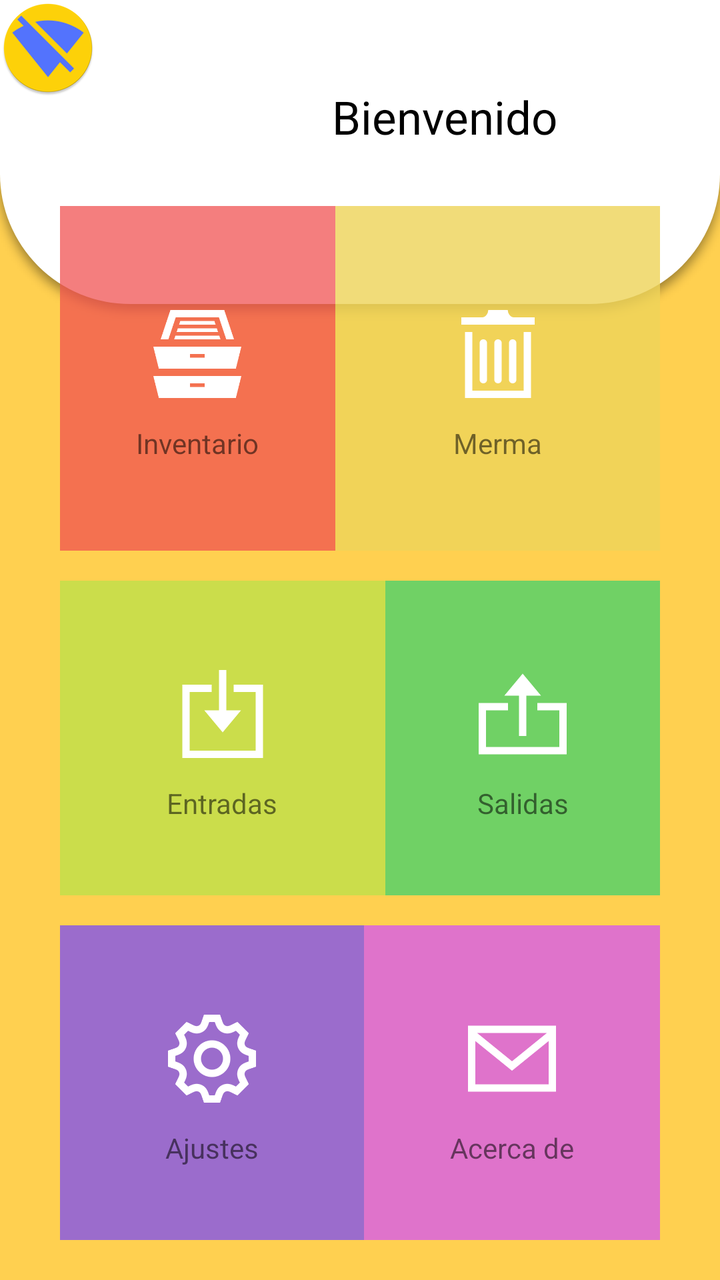
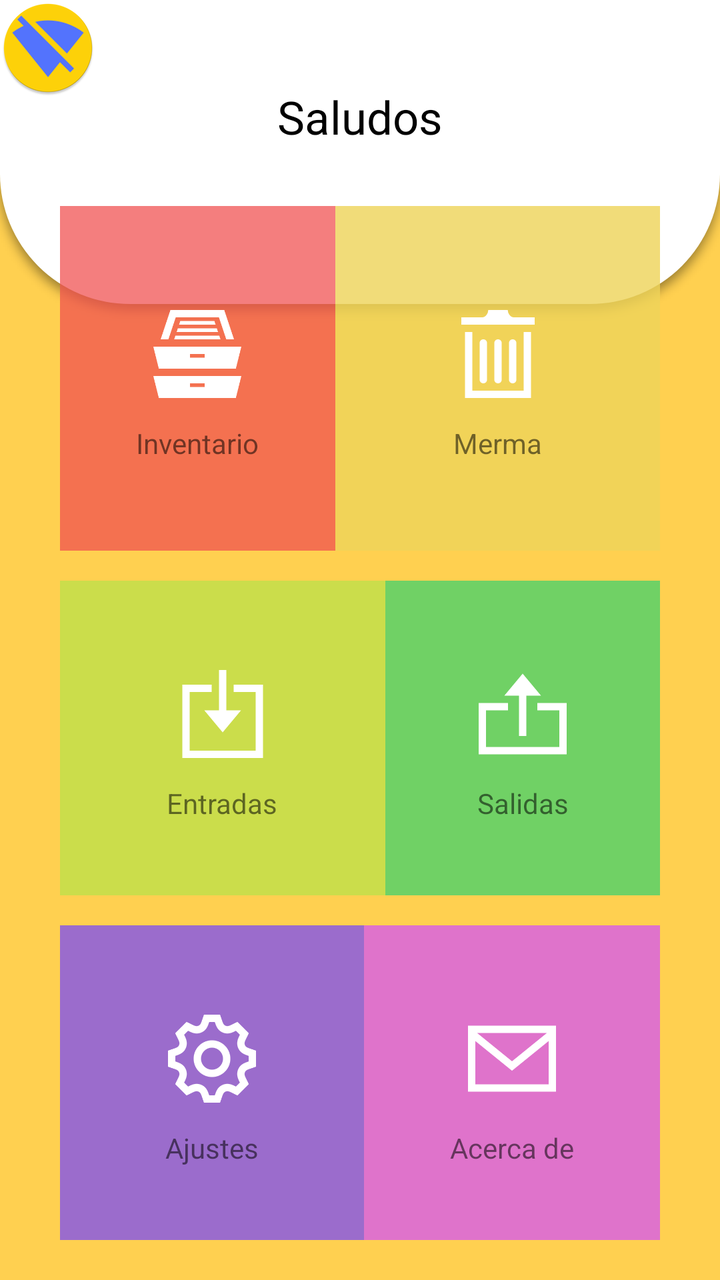

Before-and-after screenshots of an Android layout around one commit, followed by the original layout XML and the change that was made.
<!-- AndroidManifest.xml: application theme AppTheme -->
<!-- res/layout/activity_main_menu1.xml -->
<?xml version="1.0" encoding="utf-8"?>
<RelativeLayout xmlns:android="http://schemas.android.com/apk/res/android"
    xmlns:app="http://schemas.android.com/apk/res-auto"
    xmlns:tools="http://schemas.android.com/tools"
    android:layout_width="match_parent"
    android:layout_height="match_parent"
    android:background="@drawable/menu"
    tools:context=".MainMenu">
    <ImageButton
        android:id="@+id/activity_main_menu_nowifibutton"
        android:layout_width="wrap_content"
        android:layout_height="wrap_content"
        android:layout_alignParentStart="true"
        android:layout_alignParentTop="true"
        android:background="@drawable/circleshape"
        app:srcCompat="@mipmap/ic_nowifi" />

    <RelativeLayout
        android:layout_width="match_parent"
        android:layout_height="match_parent"
        android:layout_marginBottom="20dp"
        android:layout_marginLeft="30dp"
        android:layout_marginRight="30dp"
        android:layout_marginTop="20dp">


        <LinearLayout
            android:layout_width="match_parent"
            android:layout_height="match_parent"
            android:layout_alignParentTop="true"
            android:layout_marginTop="0dp"
            android:orientation="vertical">

            <TextView
                android:id="@+id/usuarioTextView"
                android:layout_width="358dp"
                android:layout_height="60dp"
                android:layout_alignParentStart="true"
                android:layout_alignParentTop="true"
                android:layout_marginStart="13dp"
                android:layout_marginTop="23dp"
                android:text="Bienvenido\n"
                android:textAlignment="center"
                android:textAppearance="@style/TextAppearance.AppCompat.Headline"
                android:textColor="#000"
                android:textSize="23dp" />

            <LinearLayout
                android:layout_width="match_parent"
                android:layout_height="match_parent"
                android:layout_weight="1">

                <RelativeLayout
                    android:id="@+id/rellay_inventario"
                    android:layout_width="match_parent"
                    android:layout_height="match_parent"
                    android:layout_alignParentEnd="true"
                    android:layout_alignParentRight="true"
                    android:layout_centerVertical="true"
                    android:layout_weight="0.65"

                    android:background="@color/red"
                    android:clickable="true"
                    android:foreground="?attr/selectableItemBackground">

                    <RelativeLayout
                        android:layout_width="match_parent"
                        android:layout_height="wrap_content"
                        android:layout_centerInParent="true">

                        <ImageView
                            android:id="@+id/sackButton"
                            android:layout_width="60dp"
                            android:layout_height="60dp"
                            android:layout_centerHorizontal="true"
                            android:adjustViewBounds="true"
                            android:padding="8dp"
                            android:scaleType="centerInside"
                            android:src="@drawable/iconmonstrarchive9240"
                            android:tint="@color/white" />

                        <TextView
                            android:layout_width="wrap_content"
                            android:layout_height="wrap_content"
                            android:layout_below="@+id/sackButton"
                            android:layout_centerHorizontal="true"
                            android:layout_marginTop="5dp"
                            android:text="Inventario"
                            android:textSize="14sp" />

                    </RelativeLayout>

                </RelativeLayout>

                <RelativeLayout
                    android:id="@+id/rellay_merma"
                    android:layout_width="match_parent"
                    android:layout_height="match_parent"
                    android:layout_weight="0.55"
                    android:background="@color/yellow"
                    android:clickable="true"
                    android:foreground="?attr/selectableItemBackground">

                    <RelativeLayout
                        android:layout_width="match_parent"
                        android:layout_height="wrap_content"
                        android:layout_centerInParent="true">

                        <ImageView
                            android:id="@+id/gastoButton"
                            android:layout_width="60dp"
                            android:layout_height="60dp"
                            android:layout_centerHorizontal="true"
                            android:adjustViewBounds="true"
                            android:padding="8dp"
                            android:scaleType="centerInside"
                            android:src="@drawable/iconmonstrtrashcan240"
                            android:tint="@color/white" />

                        <TextView
                            android:layout_width="wrap_content"
                            android:layout_height="wrap_content"
                            android:layout_below="@+id/gastoButton"
                            android:layout_centerHorizontal="true"
                            android:layout_marginTop="5dp"
                            android:text="Merma"
                            android:textSize="14sp" />

                    </RelativeLayout>

                </RelativeLayout>

            </LinearLayout>

            <LinearLayout
                android:layout_width="match_parent"
                android:layout_height="match_parent"
                android:layout_marginTop="15dp"
                android:layout_weight="1">

                <RelativeLayout
                    android:id="@+id/rellay_entradas"
                    android:layout_width="match_parent"
                    android:layout_height="match_parent"
                    android:layout_weight="0.55"
                    android:background="@color/lime"
                    android:clickable="true"
                    android:foreground="?attr/selectableItemBackground">

                    <RelativeLayout
                        android:layout_width="match_parent"
                        android:layout_height="wrap_content"
                        android:layout_centerInParent="true">

                        <ImageView
                            android:id="@+id/viajeButton"
                            android:layout_width="60dp"
                            android:layout_height="60dp"
                            android:layout_centerHorizontal="true"
                            android:adjustViewBounds="true"
                            android:padding="8dp"
                            android:scaleType="centerInside"
                            android:src="@drawable/iconmonstrdownload21240"
                            android:tint="@color/white" />

                        <TextView
                            android:layout_width="wrap_content"
                            android:layout_height="wrap_content"
                            android:layout_below="@+id/viajeButton"
                            android:layout_centerHorizontal="true"
                            android:layout_marginTop="5dp"
                            android:text="Entradas"
                            android:textSize="14sp" />

                    </RelativeLayout>

                </RelativeLayout>

                <RelativeLayout
                    android:id="@+id/rellay_salidas"
                    android:layout_width="match_parent"
                    android:layout_height="match_parent"
                    android:layout_weight="0.65"
                    android:background="@color/green"
                    android:clickable="true"
                    android:foreground="?attr/selectableItemBackground">

                    <RelativeLayout
                        android:layout_width="match_parent"
                        android:layout_height="wrap_content"
                        android:layout_centerInParent="true">

                        <ImageView
                            android:id="@+id/notasButton"
                            android:layout_width="60dp"
                            android:layout_height="60dp"
                            android:layout_centerHorizontal="true"
                            android:adjustViewBounds="true"
                            android:padding="8dp"
                            android:scaleType="centerInside"
                            android:src="@drawable/iconmonstrupload20240"
                            android:tint="@color/white" />

                        <TextView
                            android:layout_width="wrap_content"
                            android:layout_height="wrap_content"
                            android:layout_below="@+id/notasButton"
                            android:layout_centerHorizontal="true"
                            android:layout_marginTop="5dp"
                            android:text="Salidas"
                            android:textSize="14sp" />

                    </RelativeLayout>

                </RelativeLayout>

            </LinearLayout>


            <LinearLayout
                android:layout_width="match_parent"
                android:layout_height="match_parent"
                android:layout_marginTop="15dp"
                android:layout_weight="1">

                <RelativeLayout
                    android:id="@+id/rellay_ajustes"
                    android:layout_width="280dp"
                    android:layout_height="match_parent"
                    android:layout_weight="0.55"
                    android:background="@color/darkviolet"
                    android:clickable="true"
                    android:foreground="?attr/selectableItemBackground">

                    <RelativeLayout
                        android:layout_width="match_parent"
                        android:layout_height="wrap_content"
                        android:layout_centerInParent="true">

                        <ImageView
                            android:id="@+id/imgView7"
                            android:layout_width="60dp"
                            android:layout_height="60dp"
                            android:layout_centerHorizontal="true"
                            android:adjustViewBounds="true"
                            android:padding="8dp"
                            android:scaleType="centerInside"
                            android:src="@drawable/iconmonstrgear2240"
                            android:tint="@color/white" />

                        <TextView
                            android:layout_width="wrap_content"
                            android:layout_height="wrap_content"
                            android:layout_below="@+id/imgView7"
                            android:layout_centerHorizontal="true"
                            android:layout_marginTop="5dp"
                            android:text="Ajustes"
                            android:textSize="14sp" />

                    </RelativeLayout>

                </RelativeLayout>

                <RelativeLayout
                    android:id="@+id/rellay_acerca"
                    android:layout_width="match_parent"
                    android:layout_height="match_parent"
                    android:layout_weight="0.65"
                    android:background="@color/violet"
                    android:clickable="true"
                    android:foreground="?attr/selectableItemBackground">

                    <RelativeLayout
                        android:layout_width="match_parent"
                        android:layout_height="wrap_content"
                        android:layout_centerInParent="true">

                        <ImageView
                            android:id="@+id/imgView8"
                            android:layout_width="60dp"
                            android:layout_height="60dp"
                            android:layout_centerHorizontal="true"
                            android:adjustViewBounds="true"
                            android:padding="8dp"
                            android:scaleType="centerInside"
                            android:src="@drawable/iconmonstremail4240"
                            android:tint="@color/white" />

                        <TextView
                            android:layout_width="wrap_content"
                            android:layout_height="wrap_content"
                            android:layout_below="@+id/imgView8"
                            android:layout_centerHorizontal="true"
                            android:layout_marginTop="5dp"
                            android:text="Acerca de"
                            android:textSize="14sp" />

                    </RelativeLayout>

                </RelativeLayout>

            </LinearLayout>

        </LinearLayout>

    </RelativeLayout>


</RelativeLayout>
<!-- resources referenced by this layout -->
<resources>
  <color name="darkviolet">#c57e50f1</color>
  <color name="green">#c648d26b</color>
  <color name="lime">#c6bce24a</color>
  <color name="red">#bcf15050</color>
  <color name="violet">#c6d65aee</color>
  <color name="white">#FFFFFF</color>
  <color name="yellow">#cfeed45a</color>
  <!-- drawable circleshape (drawable) -->
  <?xml version="1.0" encoding="utf-8"?>
  <shape xmlns:android="http://schemas.android.com/apk/res/android"
      android:innerRadius="0dp"
      android:shape="ring"
      android:thickness="40dp"
      android:useLevel="false">
  </shape>
  <!-- drawable iconmonstrarchive9240: png bitmap (drawable, 2363 bytes) -->
  <!-- drawable iconmonstrdownload21240: png bitmap (drawable, 1643 bytes) -->
  <!-- drawable iconmonstremail4240: png bitmap (drawable, 3826 bytes) -->
  <!-- drawable iconmonstrgear2240: png bitmap (drawable, 10365 bytes) -->
  <!-- drawable iconmonstrtrashcan240: png bitmap (drawable, 1732 bytes) -->
  <!-- drawable iconmonstrupload20240: png bitmap (drawable, 1233 bytes) -->
  <!-- drawable menu: png bitmap (drawable-hdpi, 9706 bytes) -->
  <!-- mipmap ic_nowifi: png bitmap (mipmap-hdpi, 3419 bytes) -->
  <style name="AppTheme" parent="Theme.AppCompat.Light.NoActionBar">
          
          <item name="colorPrimary">@color/colorPrimary</item>
          <item name="colorPrimaryDark">@color/colorPrimaryDark</item>
          <item name="colorAccent">@color/colorAccent</item>
      </style>
  <color name="colorPrimary">#8BC34A</color>
  <color name="colorPrimaryDark">#FFD050</color>
  <color name="colorAccent">#FFEB3B</color>
</resources>

<!-- the commit's change to res/layout/activity_main_menu1.xml (unified diff, before → after) -->
@@ -33,13 +33,11 @@
 
             <TextView
                 android:id="@+id/usuarioTextView"
-                android:layout_width="358dp"
+                android:layout_width="match_parent"
                 android:layout_height="60dp"
-                android:layout_alignParentStart="true"
                 android:layout_alignParentTop="true"
-                android:layout_marginStart="13dp"
                 android:layout_marginTop="23dp"
-                android:text="Bienvenido\n"
+                android:text="Saludos\n"
                 android:textAlignment="center"
                 android:textAppearance="@style/TextAppearance.AppCompat.Headline"
                 android:textColor="#000"
